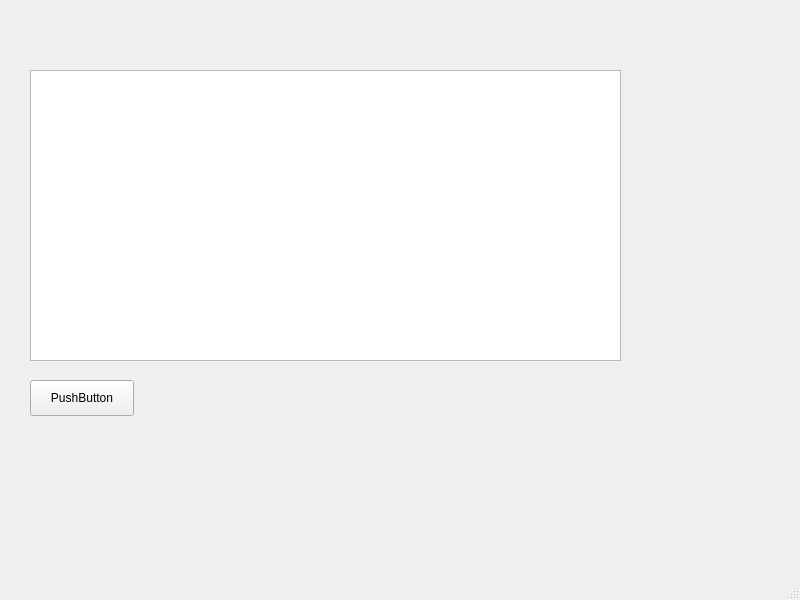
Before: the Qt Designer form mainwindow.ui in taner-dll/qt_cpp_sample_application, drawn with Qt 5.
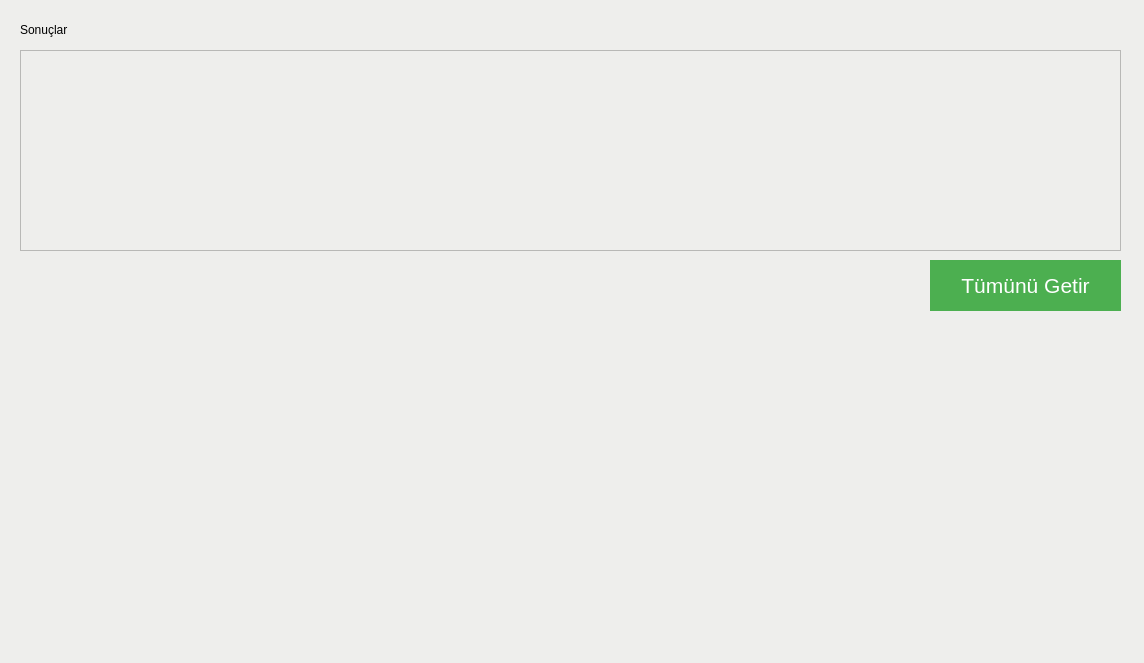
After: the same form once the commit is applied.

Diff of the .ui file:
```diff
--- a/mainwindow.ui
+++ b/mainwindow.ui
@@ -6,35 +6,72 @@
    <rect>
     <x>0</x>
     <y>0</y>
-    <width>800</width>
-    <height>600</height>
+    <width>1144</width>
+    <height>663</height>
    </rect>
   </property>
   <property name="windowTitle">
    <string>MainWindow</string>
   </property>
+  <property name="styleSheet">
+   <string notr="true">background: rgb(238, 238, 236)</string>
+  </property>
   <widget class="QWidget" name="centralwidget">
    <widget class="QTableView" name="tableView">
     <property name="geometry">
      <rect>
-      <x>30</x>
-      <y>70</y>
-      <width>591</width>
-      <height>291</height>
+      <x>20</x>
+      <y>50</y>
+      <width>1101</width>
+      <height>201</height>
      </rect>
     </property>
+    <property name="styleSheet">
+     <string notr="true"/>
+    </property>
    </widget>
    <widget class="QPushButton" name="pushButton">
     <property name="geometry">
      <rect>
-      <x>30</x>
-      <y>380</y>
-      <width>104</width>
-      <height>36</height>
+      <x>930</x>
+      <y>260</y>
+      <width>191</width>
+      <height>51</height>
      </rect>
     </property>
+    <property name="cursor">
+     <cursorShape>PointingHandCursor</cursorShape>
+    </property>
+    <property name="styleSheet">
+     <string notr="true">
+QPushButton
+{
+  background-color: #4CAF50; /* Green */
+border: none;
+color: white;
+font-size: 16pt;
+}
+
+QPushButton:hover:!pressed
+{
+  border: 1px solid red;
+}</string>
+    </property>
     <property name="text">
-     <string>PushButton</string>
+     <string>Tümünü Getir</string>
+    </property>
+   </widget>
+   <widget class="QLabel" name="label">
+    <property name="geometry">
+     <rect>
+      <x>20</x>
+      <y>20</y>
+      <width>67</width>
+      <height>19</height>
+     </rect>
+    </property>
+    <property name="text">
+     <string>Sonuçlar</string>
     </property>
    </widget>
   </widget>
```
Left out of the diff: 6 changed lines with no effect on the pictures.
